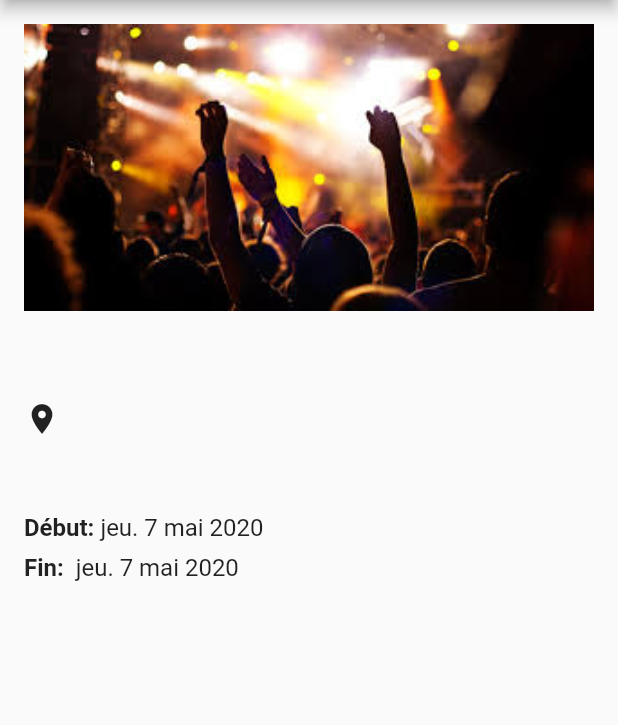
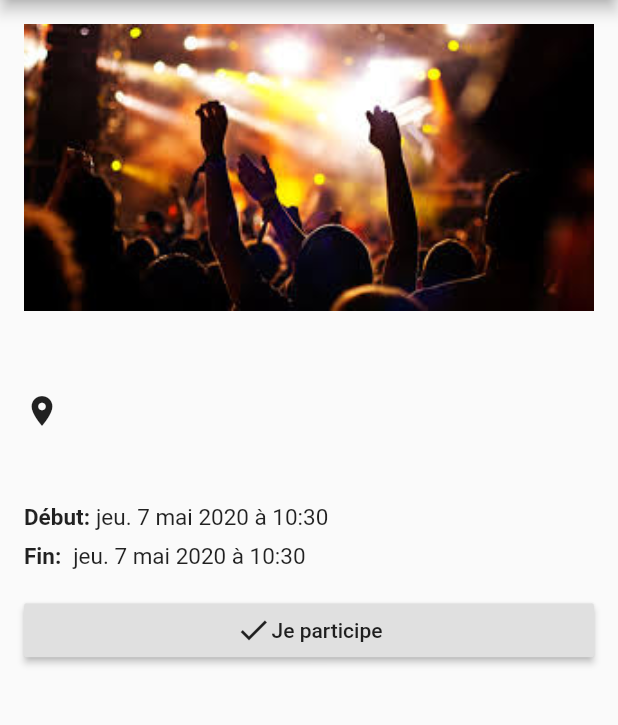
Before and after one commit to LeaferInc/mobile, a Flutter app: the EventInfo screen opened directly with empty values, on a phone screen of 412 x 824 dp, the part 84-809 px from its top. Run offline on Flutter 3.47's test engine with Material 2 defaults, Android fonts, the phone set to English and light mode, and no system bars; our stand-ins replace datetime_picker_formfield, flutter_spinkit, random_string; missing offline and left inert: flutter_picker; network calls fail.

Commit message:
Added list display and update on join/leave event

```diff
--- a/lib/pages/events/event-form.dart
+++ b/lib/pages/events/event-form.dart
@@ -1,11 +1,12 @@
 import 'dart:async';
 
+import 'package:datetime_picker_formfield/datetime_picker_formfield.dart';
 import 'package:flutter/material.dart';
-import 'package:datetime_picker_formfield/datetime_picker_formfield.dart';
 import 'package:flutter_picker/flutter_picker.dart';
 import 'package:leafer/models/event.dart';
 import 'package:leafer/models/location.dart';
 import 'package:leafer/services/event-service.dart';
+import 'package:leafer/services/location-service.dart';
 import 'package:leafer/services/utils.dart';
 
 /// This class shows a form to add an new event
@@ -295,7 +296,7 @@ class _EventFormState extends State<EventForm> {
     _scaffoldKey.currentState
         .showSnackBar(SnackBar(content: Text('Recherche en cours...')));
 
-    List<Location> locations = await Utils.searchLocations(value);
+    List<Location> locations = await LocationService.searchLocations(value);
     if (locations.length == 0) {
       _createdEvent.latitude = 0;
       _createdEvent.longitude = 0;
--- a/lib/pages/events/event-info.dart
+++ b/lib/pages/events/event-info.dart
@@ -6,38 +6,53 @@ import 'package:leafer/services/entry-service.dart';
 /// This class shows the details of a single Event
 class EventInfo extends StatefulWidget {
   final Event event;
+  final bool joined;
 
-  EventInfo({Key key, @required this.event}) : super(key: key);
+  EventInfo({Key key, @required this.event, this.joined}) : super(key: key);
 
   @override
-  _EventInfoState createState() => _EventInfoState(event);
+  _EventInfoState createState() => _EventInfoState(event, joined);
+}
+
+/// User action on the event
+enum EntryAction {
+  JOINED,
+  LEFT,
+  NONE,
 }
 
 class _EventInfoState extends State<EventInfo> {
   final _scaffoldKey = GlobalKey<ScaffoldState>();
-  final _timeFormat = DateFormat('EEE d MMMM y', 'fr-FR');
+  final _timeFormat = DateFormat('EEE d MMMM y à HH:mm', 'fr-FR');
 
+  EntryAction _action;
   Event _event;
-  bool _eventJoined;
+  bool _joined;
 
-  _EventInfoState(this._event);
+  _EventInfoState(this._event, this._joined);
 
   @override
   void initState() {
     super.initState();
+    _action = EntryAction.NONE;
+
+    if (!_joined) {
       _getEventState();
+    }
   }
 
   void _getEventState() async {
-    bool joined = await EntryService.getJoinState(_event.id);
+    bool state = await EntryService.getJoinState(_event.id);
     setState(() {
-      _eventJoined = joined;
+      _joined = state;
     });
   }
 
   @override
   Widget build(BuildContext context) {
-    return Scaffold(
+    return WillPopScope(
+      onWillPop: _onBackPressed,
+      child: Scaffold(
         key: _scaffoldKey,
         appBar: AppBar(
           title: Text('Événements'),
@@ -58,7 +73,10 @@ class _EventInfoState extends State<EventInfo> {
                 padding: const EdgeInsets.all(8.0),
                 child: Text(
                   _event.name,
-                style: TextStyle(fontWeight: FontWeight.bold, fontSize: 24.0),
+                  style: TextStyle(
+                    fontWeight: FontWeight.bold,
+                    fontSize: 20.0,
+                  ),
                 ),
               ),
               Padding(
@@ -67,10 +85,14 @@ class _EventInfoState extends State<EventInfo> {
                   mainAxisAlignment: MainAxisAlignment.start,
                   children: <Widget>[
                     Icon(Icons.place),
-                  Text(
+                    Flexible(
+                      child: Text(
                         _event.location,
-                    style:
-                        TextStyle(fontWeight: FontWeight.bold, fontSize: 18.0),
+                        style: TextStyle(
+                          fontWeight: FontWeight.bold,
+                          fontSize: 16.0,
+                        ),
+                      ),
                     ),
                   ],
                 ),
@@ -79,7 +101,7 @@ class _EventInfoState extends State<EventInfo> {
                 padding: const EdgeInsets.all(8.0),
                 child: Text(
                   _event.description,
-                style: TextStyle(fontSize: 16.0),
+                  style: TextStyle(fontSize: 15.0),
                 ),
               ),
               Padding(
@@ -88,16 +110,18 @@ class _EventInfoState extends State<EventInfo> {
                   children: <Widget>[
                     Text(
                       'Début:',
-                    style:
-                        TextStyle(fontWeight: FontWeight.bold, fontSize: 16.0),
+                      style: TextStyle(
+                        fontWeight: FontWeight.bold,
+                        fontSize: 15.0,
+                      ),
                     ),
                     Padding(
                       padding: const EdgeInsets.fromLTRB(4.0, 0.0, 0.0, 0.0),
                       child: Text(
                         _timeFormat.format(_event.startDate),
-                      style: TextStyle(fontSize: 16.0),
+                        style: TextStyle(fontSize: 15.0),
                       ),
-                  )
+                    ),
                   ],
                 ),
               ),
@@ -107,45 +131,66 @@ class _EventInfoState extends State<EventInfo> {
                   children: <Widget>[
                     Text(
                       'Fin:',
-                    style:
-                        TextStyle(fontWeight: FontWeight.bold, fontSize: 16.0),
+                      style: TextStyle(
+                        fontWeight: FontWeight.bold,
+                        fontSize: 15.0,
+                      ),
                     ),
                     Padding(
                       padding: const EdgeInsets.fromLTRB(8.0, 0.0, 0.0, 0.0),
                       child: Text(
                         _timeFormat.format(_event.endDate),
-                      style: TextStyle(fontSize: 16.0),
+                        style: TextStyle(fontSize: 15.0),
                       ),
                     ),
                   ],
                 ),
               ),
+              Padding(
+                padding: const EdgeInsets.all(8.0),
+                child: _buildButton(),
+              ),
             ],
           ),
         ),
-      floatingActionButton: _buildButton(),
+      ),
     );
   }
 
-  /// Build a FloatingActionButton depending on the joined state
-  FloatingActionButton _buildButton() {
-    if (_eventJoined == null) {
+  /// Build a RaisedButton depending on the joined state
+  RaisedButton _buildButton() {
+    if (_joined == null) {
       return null;
     } else {
-      return FloatingActionButton(
-        child: Icon(_eventJoined ? Icons.exit_to_app : Icons.check),
+      return RaisedButton(
+        child: Row(
+          mainAxisAlignment: MainAxisAlignment.center,
+          mainAxisSize: MainAxisSize.min,
+          children: <Widget>[
+            Icon(_joined ? Icons.close : Icons.check),
+            Text(_joined ? 'Je quitte' : 'Je participe'),
+          ],
+        ),
         onPressed: () async {
           String infoMessage;
-          if (_eventJoined) {
+          if (_joined) {
             int code = await EntryService.unjoinEvent(_event.id);
-            _eventJoined = code != 200;
-            infoMessage = code == 200 ? 'Événement quitté !' : 'Erreur...';
+            if (code == 200) {
+              infoMessage = 'Événement quitté !';
+              _joined = false;
+              _action = EntryAction.LEFT;
+            } else {
+              infoMessage = 'Erreur...';
+            }
           } else {
             int code = await EntryService.joinEvent(_event.id);
-            _eventJoined = code == 201;
-            infoMessage = code == 403
-                ? 'Événement complet !'
-                : code == 201 ? 'Événement rejoint !' : 'Erreur...';
+            if (code == 201) {
+              infoMessage = 'Événement rejoint !';
+              _joined = true;
+              _action = EntryAction.JOINED;
+            } else if (code == 403) {
+              infoMessage = 'Événement complet !';
+            }
           }
 
           _scaffoldKey.currentState.showSnackBar(SnackBar(
@@ -157,4 +202,10 @@ class _EventInfoState extends State<EventInfo> {
       );
     }
   }
+
+  /// Give back data to update joined events list
+  Future<bool> _onBackPressed() {
+    Navigator.pop(context, _action);
+    return Future.value(false);
   }
+}
--- a/lib/services/entry-service.dart
+++ b/lib/services/entry-service.dart
@@ -6,20 +6,23 @@ class EntryService {
 
   /// Join an event
   static Future<int> joinEvent(int id) async {
-    final response = await post(_BASE_URL + 'join/' + id.toString());
+    final response =
+        await post(_BASE_URL + 'join/' + id.toString(), headers: Utils.headers);
     return response.statusCode;
   }
 
   /// Unjoin an event
   static Future<int> unjoinEvent(int id) async {
-    final response = await delete(_BASE_URL + 'join/' + id.toString());
+    final response = await delete(_BASE_URL + 'join/' + id.toString(),
+        headers: Utils.headers);
     return response.statusCode;
   }
 
   /// Get the joined state of the event
   /// Returns true if the user has joined the event, false otherwise
   static Future<bool> getJoinState(int id) async {
-    final response = await get(_BASE_URL + 'state/' + id.toString());
+    final response =
+        await get(_BASE_URL + 'state/' + id.toString(), headers: Utils.headers);
     return response.body == 'true';
   }
 }
--- a/lib/services/utils.dart
+++ b/lib/services/utils.dart
@@ -1,20 +1,17 @@
-import 'dart:convert';
 import 'dart:io';
 import 'dart:math';
 
-import 'package:flutter/foundation.dart';
-import 'package:http/http.dart';
 import 'package:intl/intl.dart';
-import 'package:leafer/models/location.dart';
 
 class Utils {
   static const SERVER_URL = 'http://192.168.43.200:3000';
-  static const String _ADDRESS_API_URL =
-      'https://api-adresse.data.gouv.fr/search/?q=';
 
   static const Map<String, String> headers = {
     HttpHeaders.contentTypeHeader: 'application/json',
     HttpHeaders.acceptHeader: 'application/json',
+    // TODO: remove
+    HttpHeaders.authorizationHeader: 'Bearer ' +
+        'eyJhbGciOiJIUzI1NiIsInR5cCI6IkpXVCJ9.eyJ1c2VybmFtZSI6InVzZXIiLCJzdWIiOjEsImlhdCI6MTU4ODg1NjkwMH0.yGgf_IrUyjOaGn0RfjCU82uBo7rjMiEjBF6tlAAmkwk',
   };
 
   static final dateFormat = DateFormat('dd/MM/yyyy');
@@ -28,22 +25,6 @@ class Utils {
         hour ?? date.hour, minute ?? date.minute, second ?? date.second, 0, 0);
   }
 
-  /// Parses an array of Location from json
-  static List<Location> _parseLocations(String responseBody) {
-    final parsed =
-        jsonDecode(responseBody)['features'].cast<Map<String, dynamic>>();
-    return parsed.map<Location>((json) => Location.fromJson(json)).toList();
-  }
-
-  /// Gets all matching locations
-  static Future<List<Location>> searchLocations(String address) async {
-    final response = await get(Utils._ADDRESS_API_URL + address);
-    if (response.statusCode == 200) {
-      return compute(_parseLocations, response.body);
-    }
-    return [];
-  }
-
   /// Detects if the value is near 0, but not quite 0, because of floating point value
   static bool equalsZero(double d) {
     double threshold = pow(10, -8);
--- a/pubspec.yaml
+++ b/pubspec.yaml
@@ -25,6 +25,7 @@ dependencies:
   flutter_picker: ^1.1.3
   flutter_spinkit: ^4.1.2
   http: ^0.12.0+4
+  random_string: ^2.0.1
   random_words: ^1.0.2
 
   # The following adds the Cupertino Icons font to your application.
```
Also changed, not shown: lib/main.dart (+9 -2 lines), lib/models/event.dart (+36 -30 lines), lib/pages/events/events-list.dart (+107 -39 lines), lib/services/event-service.dart (+20 -2 lines), lib/services/location-service.dart (added, +26 -0 lines), lib/widgets/event-card.dart (+51 -12 lines), pubspec.lock, 3 other files. Lines whose indentation alone changed are shown as unchanged.
